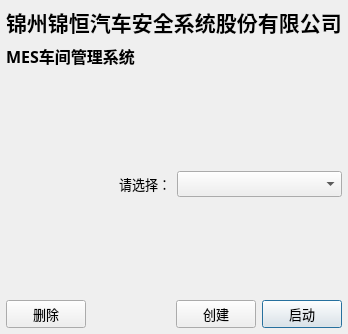
The window that DTS/ExWidget/DialogStartup.ui (radtek/DTS_JH) describes before a commit, drawn with Qt 5.
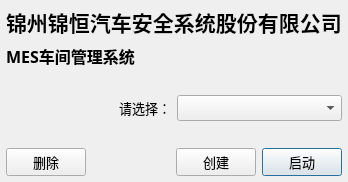
The same window after the commit.

The edit to the form file:
```diff
--- a/DTS/ExWidget/DialogStartup.ui
+++ b/DTS/ExWidget/DialogStartup.ui
@@ -2,6 +2,14 @@
 <ui version="4.0">
  <class>DialogStartup</class>
  <widget class="QDialog" name="DialogStartup">
+  <property name="geometry">
+   <rect>
+    <x>0</x>
+    <y>0</y>
+    <width>348</width>
+    <height>182</height>
+   </rect>
+  </property>
   <property name="font">
    <font>
     <family>微软雅黑</family>
```
